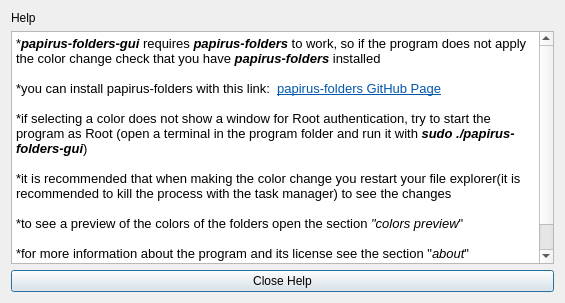
This is papirus-folders-gui/help.ui in ItzSelenux/papirus-folders-gui as Qt 5 draws it before an edit. The edited form follows.
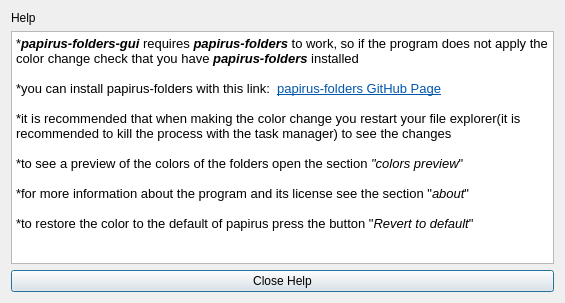
This is the edited form. Icons and pictures are not drawn.

Diff of the .ui file:
```diff
--- a/papirus-folders-gui/help.ui
+++ b/papirus-folders-gui/help.ui
@@ -52,8 +52,6 @@
 &lt;p style=&quot;-qt-paragraph-type:empty; margin-top:0px; margin-bottom:0px; margin-left:0px; margin-right:0px; -qt-block-indent:0; text-indent:0px;&quot;&gt;&lt;br /&gt;&lt;/p&gt;
 &lt;p style=&quot; margin-top:0px; margin-bottom:0px; margin-left:0px; margin-right:0px; -qt-block-indent:0; text-indent:0px;&quot;&gt;*you can install papirus-folders with this link:  &lt;a href=&quot;https://github.com/PapirusDevelopmentTeam/papirus-folders&quot;&gt;&lt;span style=&quot; text-decoration: underline; color:#0057ae;&quot;&gt;papirus-folders GitHub Page&lt;/span&gt;&lt;/a&gt;&lt;/p&gt;
 &lt;p style=&quot;-qt-paragraph-type:empty; margin-top:0px; margin-bottom:0px; margin-left:0px; margin-right:0px; -qt-block-indent:0; text-indent:0px;&quot;&gt;&lt;br /&gt;&lt;/p&gt;
-&lt;p style=&quot; margin-top:0px; margin-bottom:0px; margin-left:0px; margin-right:0px; -qt-block-indent:0; text-indent:0px;&quot;&gt;*if selecting a color does not show a window for Root authentication, try to start the program as Root (open a terminal in the program folder and run it with &lt;span style=&quot; font-weight:600; font-style:italic;&quot;&gt;sudo ./papirus-folders-gui&lt;/span&gt;)&lt;/p&gt;
-&lt;p style=&quot;-qt-paragraph-type:empty; margin-top:0px; margin-bottom:0px; margin-left:0px; margin-right:0px; -qt-block-indent:0; text-indent:0px;&quot;&gt;&lt;br /&gt;&lt;/p&gt;
 &lt;p style=&quot; margin-top:0px; margin-bottom:0px; margin-left:0px; margin-right:0px; -qt-block-indent:0; text-indent:0px;&quot;&gt;*it is recommended that when making the color change you restart your file explorer(it is recommended to kill the process with the task manager) to see the changes&lt;/p&gt;
 &lt;p style=&quot;-qt-paragraph-type:empty; margin-top:0px; margin-bottom:0px; margin-left:0px; margin-right:0px; -qt-block-indent:0; text-indent:0px;&quot;&gt;&lt;br /&gt;&lt;/p&gt;
 &lt;p style=&quot; margin-top:0px; margin-bottom:0px; margin-left:0px; margin-right:0px; -qt-block-indent:0; text-indent:0px;&quot;&gt;*to see a preview of the colors of the folders open the section &lt;span style=&quot; font-style:italic;&quot;&gt;&amp;quot;colors preview&lt;/span&gt;&amp;quot;&lt;/p&gt;
```
